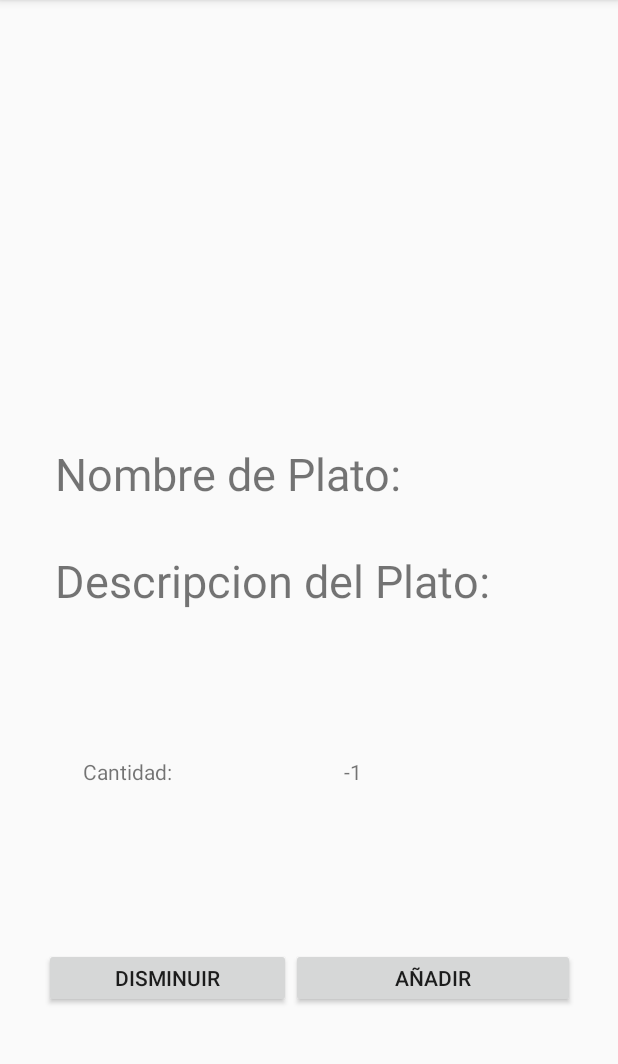
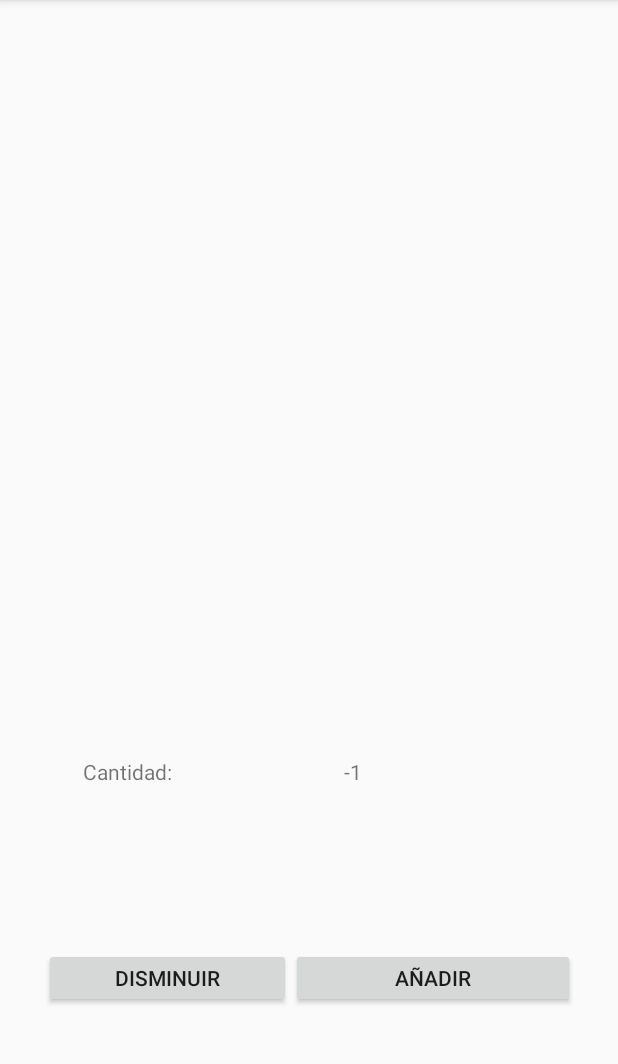
Before and after one commit to AlexAdriano1618/AppComida, an Android app: the DetalleMenu screen opened directly, with no data from a screen before it, after a tap on "DISMINUIR", on a phone screen of 412 x 824 dp, the part 84-1148 px from its top. Run offline under Robolectric (Android 15) with nearby library versions, the phone set to English and light mode, and no system bars; 1 statement that could not run was skipped.

Commit message:
Activity_Detalle

```diff
--- a/app/src/main/res/layout/activity_detalle_menu.xml
+++ b/app/src/main/res/layout/activity_detalle_menu.xml
@@ -30,28 +30,18 @@
         app:layout_constraintVertical_bias="0.294">
 
         <TextView
-            android:id="@+id/textView3"
-            android:layout_width="match_parent"
-            android:layout_height="35dp"
-            android:text="Nombre de Plato:"
-            android:textSize="30dp" />
-
-        <TextView
             android:id="@+id/txtNombrePlato"
             android:layout_width="match_parent"
-            android:layout_height="36dp" />
-
-        <TextView
-            android:id="@+id/textView6"
-            android:layout_width="match_parent"
-            android:layout_height="40dp"
-            android:text="Descripcion del Plato:"
-            android:textSize="30dp" />
+            android:layout_height="47dp"
+            android:textSize="24sp"
+            android:gravity="center"/>
 
         <TextView
             android:id="@+id/txtDescripcionPlato"
             android:layout_width="match_parent"
-            android:layout_height="36dp" />
+            android:layout_height="36dp"
+            android:textSize="24sp"
+            android:gravity="center"/>
 
     </LinearLayout>
 
```
